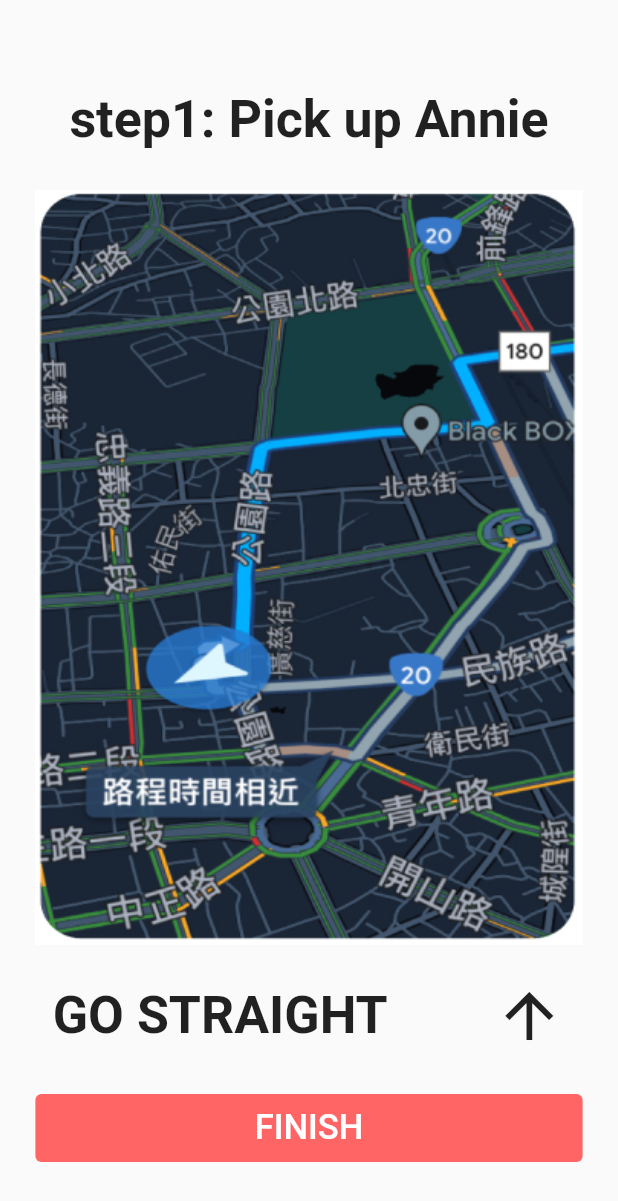
After one commit to 8igMac/pickup, a Flutter app: the NavigationPage screen opened directly, on a phone screen of 412 x 824 dp. The commit adds this screen. Shown: the top 1201 px of the screen. Run offline on Flutter 3.47's test engine with Material 2 defaults, Android fonts, the phone set to English and light mode, and no system bars; our stand-ins replace flutter_screenutil.

Commit message:
[FEAT] Navigation page.

```diff
--- a/lib/color.dart
+++ b/lib/color.dart
@@ -8,4 +8,5 @@ class MyColors {
   static const Color yellow = Color(0xFFFEE45C);
   static const Color grey = Color(0xFFDCDCDC);
   static const Color orange = Color(0xFFFFA63D);
+  static const Color red = Color(0xFFFF6565);
 }
--- /dev/null
+++ b/lib/navigation_page.dart
@@ -0,0 +1,68 @@
+import 'package:flutter/material.dart';
+import 'package:flutter_screenutil/flutter_screenutil.dart';
+import 'package:pickup/color.dart';
+
+class NavigationPage extends StatelessWidget {
+  const NavigationPage({Key? key}) : super(key: key);
+
+  @override
+  Widget build(BuildContext context) {
+    return Scaffold(
+      body: Column(
+        children: [
+          SizedBox(height: 67.h),
+          Text(
+            'step1: Pick up Annie',
+            style: TextStyle(
+              fontSize: 36.sp,
+              fontWeight: FontWeight.w700,
+            ),
+          ),
+          SizedBox(height: 29.h),
+          Container(
+            width: 379.w,
+            height: 566.h,
+            foregroundDecoration: BoxDecoration(
+              image: DecorationImage(
+                image: AssetImage('assets/images/navigation_map.png'),
+                fit: BoxFit.fill,
+              ),
+            ),
+          ),
+          SizedBox(height: 26.h),
+          Row(
+            mainAxisAlignment: MainAxisAlignment.spaceAround,
+            children: [
+              Text(
+                'GO STRAIGHT',
+                style: TextStyle(
+                  fontSize: 36.sp,
+                  fontWeight: FontWeight.w700,
+                ),
+              ),
+              Icon(
+                Icons.arrow_upward,
+                size: 50.w,
+              ),
+            ],
+          ),
+          SizedBox(height: 30.h),
+          TextButton(
+            style: ButtonStyle(
+              backgroundColor: MaterialStateProperty.all<Color>(MyColors.red),
+              fixedSize: MaterialStateProperty.all<Size>(Size(379.w, 51.h)),
+            ),
+            onPressed: null,
+            child: Text(
+              'FINISH',
+              style: TextStyle(
+                color: Colors.white,
+                fontSize: 24.sp,
+              ),
+            ),
+          ),
+        ],
+      ),
+    );
+  }
+}
--- a/lib/schedule_page.dart
+++ b/lib/schedule_page.dart
@@ -2,6 +2,7 @@ import 'package:flutter/material.dart';
 import 'package:flutter_screenutil/flutter_screenutil.dart';
 
 import 'match_page.dart';
+import 'navigation_page.dart';
 
 class DriverSchedulePage extends StatelessWidget {
   const DriverSchedulePage({
@@ -26,13 +27,23 @@ class DriverSchedulePage extends StatelessWidget {
       ),
       child: Column(
         children: [
-          Container(
+          GestureDetector(
+            onTap: () {
+              Navigator.push(
+                context,
+                MaterialPageRoute(
+                  builder: (context) => NavigationPage(),
+                ),
+              );
+            },
+            child: Container(
               width: 363.w,
               height: 481.h,
               foregroundDecoration: BoxDecoration(
                 image: DecorationImage(
                   image: AssetImage('assets/images/middle_schedule.png'),
                   fit: BoxFit.fill,
+                ),
               ),
             ),
           ),
```
Also changed, not shown: assets/images/navigation_map.png (added). Lines whose indentation alone changed are shown as unchanged.
